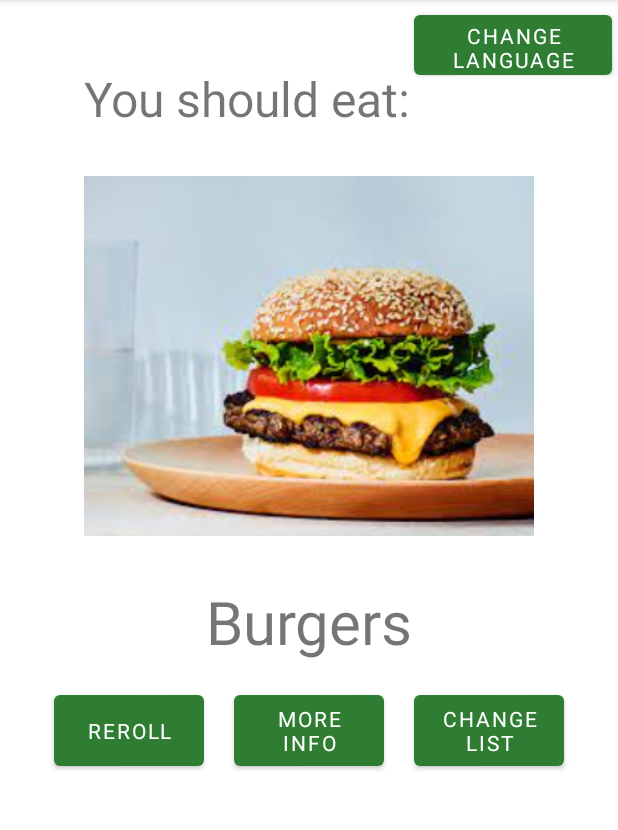
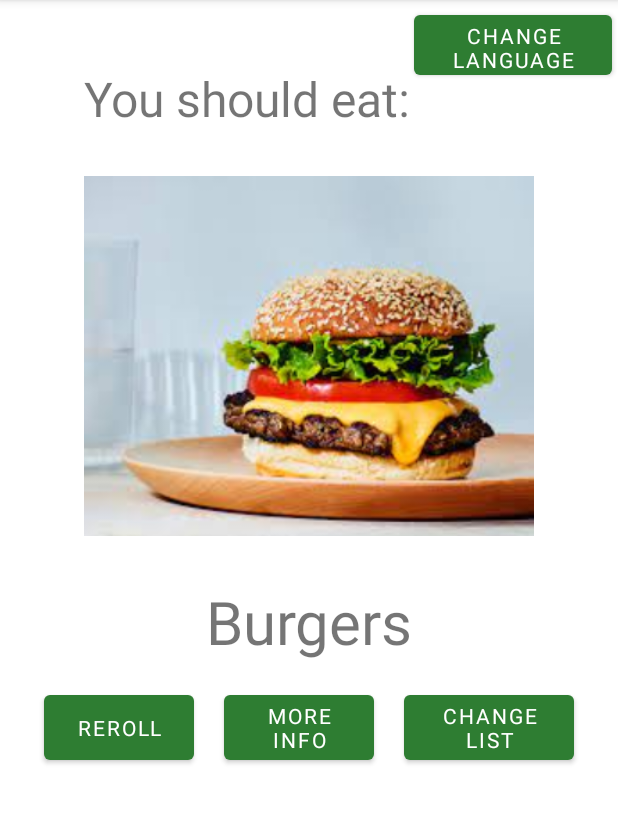
Before and after one commit to amina0914/Food_Time_Android_App, an Android app: the screen it shows after launch (MainActivity), on a phone screen of 412 x 824 dp, the part 84-914 px from its top. Run offline under Robolectric (Android 15) with nearby library versions, the phone set to English and light mode, and no system bars; Roboto replaces fonts that are not available here.

Commit message:
changed button size

```diff
--- a/app/src/main/res/layout/activity_main.xml
+++ b/app/src/main/res/layout/activity_main.xml
@@ -59,12 +59,13 @@
             android:layout_marginHorizontal="10dp"
             android:layout_height="match_parent"
             android:text="@string/info"/>
+
         <Button
             android:id="@+id/edit_list_button"
-            android:layout_width="100dp"
+            android:layout_width="113dp"
+            android:layout_height="wrap_content"
             android:layout_marginHorizontal="10dp"
-            android:layout_height="match_parent"
-            android:text="@string/list"/>
+            android:text="@string/list" />
     </LinearLayout>
 
     <Button
```
